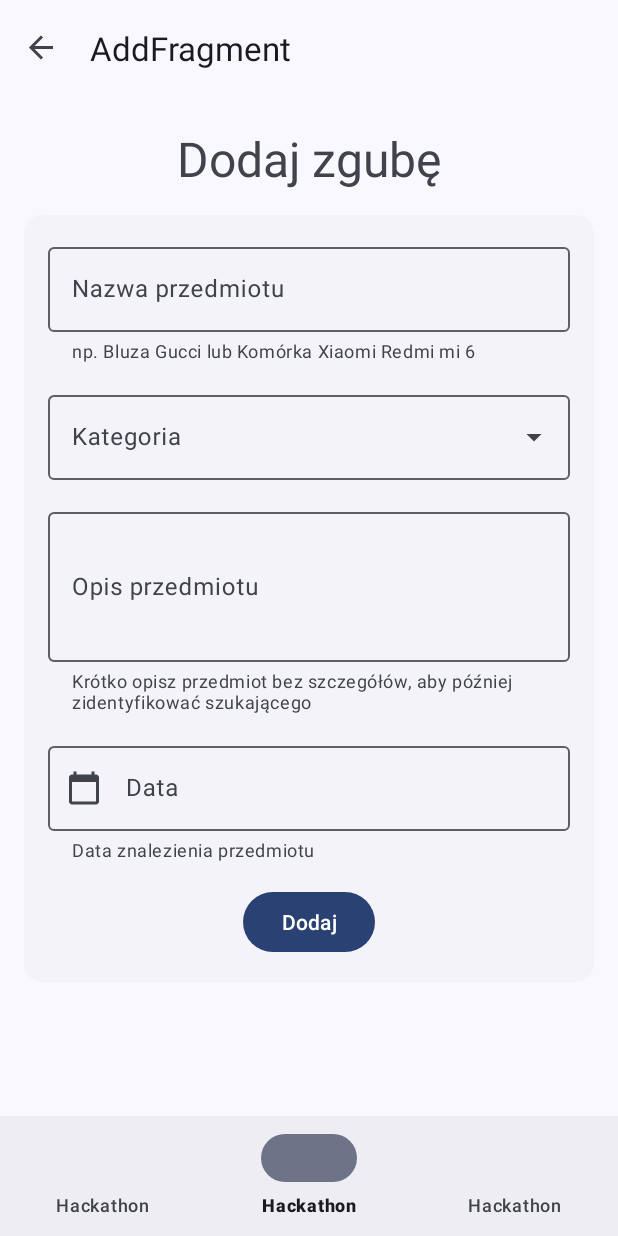
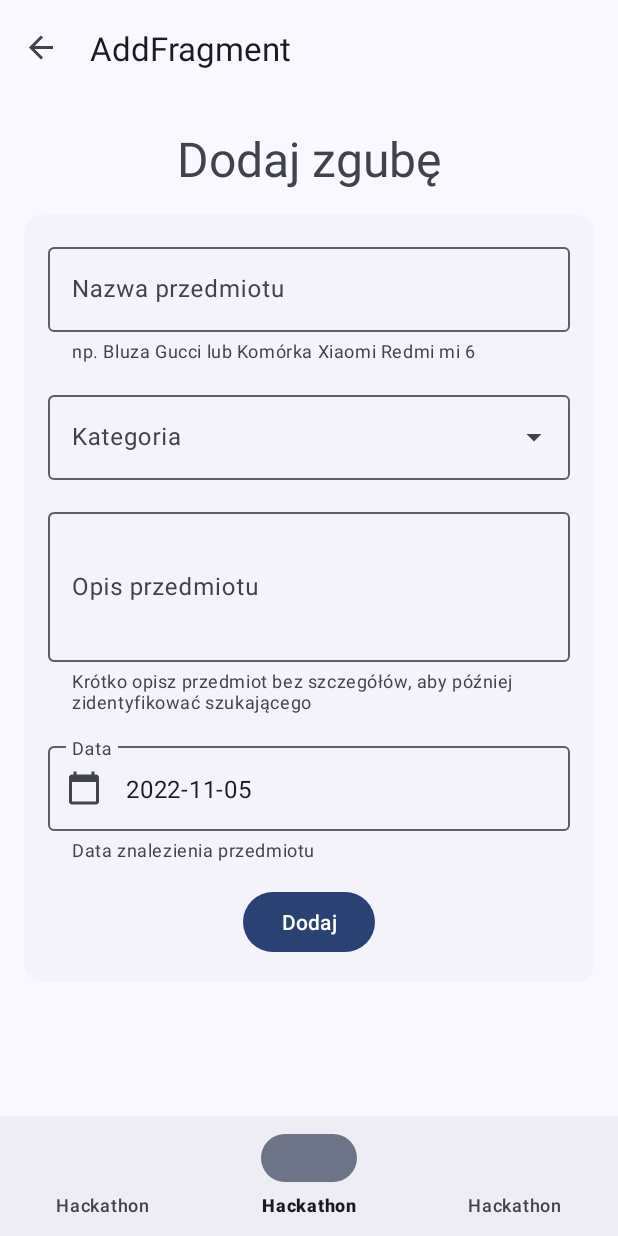
Before and after one commit to akai-find-it/find-it-android, an Android app: the AddFragment screen opened through its navigation route, on a phone screen of 412 x 824 dp. Run offline under Robolectric (Android 15) with nearby library versions, the phone set to English and light mode, and no system bars; our stand-ins replace Dagger/Hilt's generated code, data binding, navigation-ui, paging; libraries missing offline, so code that uses them is left out: com.hadilq.liveevent, com.mikepenz.iconics; 6 statements that could not run were skipped.

Commit message:
add default date

```diff
--- a/app/src/main/java/pl/org/akai/hackathon/ui/add/AddFragment.kt
+++ b/app/src/main/java/pl/org/akai/hackathon/ui/add/AddFragment.kt
@@ -14,6 +14,8 @@ import pl.org.akai.hackathon.databinding.AddFragmentBinding
 import pl.org.akai.hackathon.ext.toISODate
 import pl.org.akai.hackathon.ext.toLocalDate
 import pl.org.akai.hackathon.ui.base.BaseFragment
+import java.time.LocalDate
+import java.time.format.DateTimeFormatter
 
 @AndroidEntryPoint
 class AddFragment : BaseFragment<AddFragmentBinding>(AddFragmentBinding::inflate) {
@@ -26,6 +28,7 @@ class AddFragment : BaseFragment<AddFragmentBinding>(AddFragmentBinding::inflate
 		b.vm = vm
 		val model = AddModel()
 		b.model = model
+		b.date.setText(LocalDate.now().format(DateTimeFormatter.ISO_DATE))
 		val datePicker =
 			MaterialDatePicker.Builder.datePicker()
 				.setTitleText("Select date")
--- a/app/src/main/java/pl/org/akai/hackathon/ui/add/AddViewModel.kt
+++ b/app/src/main/java/pl/org/akai/hackathon/ui/add/AddViewModel.kt
@@ -10,7 +10,7 @@ import javax.inject.Inject
 
 @HiltViewModel
 class AddViewModel @Inject constructor(private var apiService: ApiService) : DataViewModel<List<Category>>(
-	emptyList()
+	listOf(Category(0, "Ładowanie kategorii..."))
 ) {
 
 	private var _list: LiveData<Array<String>> = Transformations.map(data) {
```
